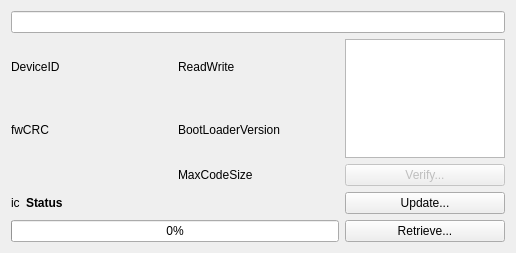
Before: the Qt Designer form ground/openpilotgcs/src/plugins/uploader/devicewidget.ui in openpilot/OpenPilot, drawn with Qt 5.
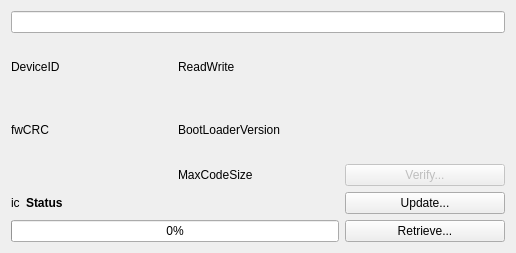
After: the same form once the commit is applied.

Commit message: Make the boards look better in the Uploader gadget

```diff
--- a/ground/openpilotgcs/src/plugins/uploader/devicewidget.ui
+++ b/ground/openpilotgcs/src/plugins/uploader/devicewidget.ui
@@ -48,6 +48,12 @@
          <height>160</height>
         </size>
        </property>
+       <property name="styleSheet">
+        <string notr="true">background: transparent</string>
+       </property>
+       <property name="frameShape">
+        <enum>QFrame::NoFrame</enum>
+       </property>
       </widget>
      </item>
      <item row="5" column="2">
```
